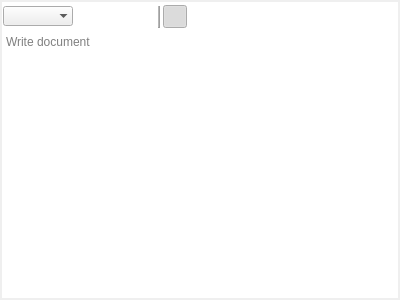
Old version of the form ui/rich_text_editor_widget.ui in the repository zkovari/plotlyst.
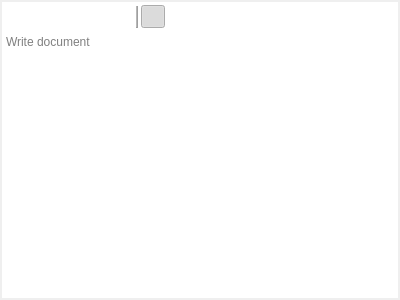
New version of the form.

Commit message: Make header selection transparent in rich text editor

What changed in the file:
```diff
--- a/ui/rich_text_editor_widget.ui
+++ b/ui/rich_text_editor_widget.ui
@@ -54,6 +54,19 @@
       </property>
       <item>
        <widget class="QComboBox" name="cbHeading">
+        <property name="styleSheet">
+         <string notr="true">QComboBox {
+    border: 0px;
+    padding: 1px 1px 1px 3px;
+}
+QComboBox::drop-down {
+    subcontrol-origin: padding;
+    subcontrol-position: top right;
+    width: 0px;
+
+    border: 0px;
+}</string>
+        </property>
         <property name="frame">
          <bool>false</bool>
         </property>
```
